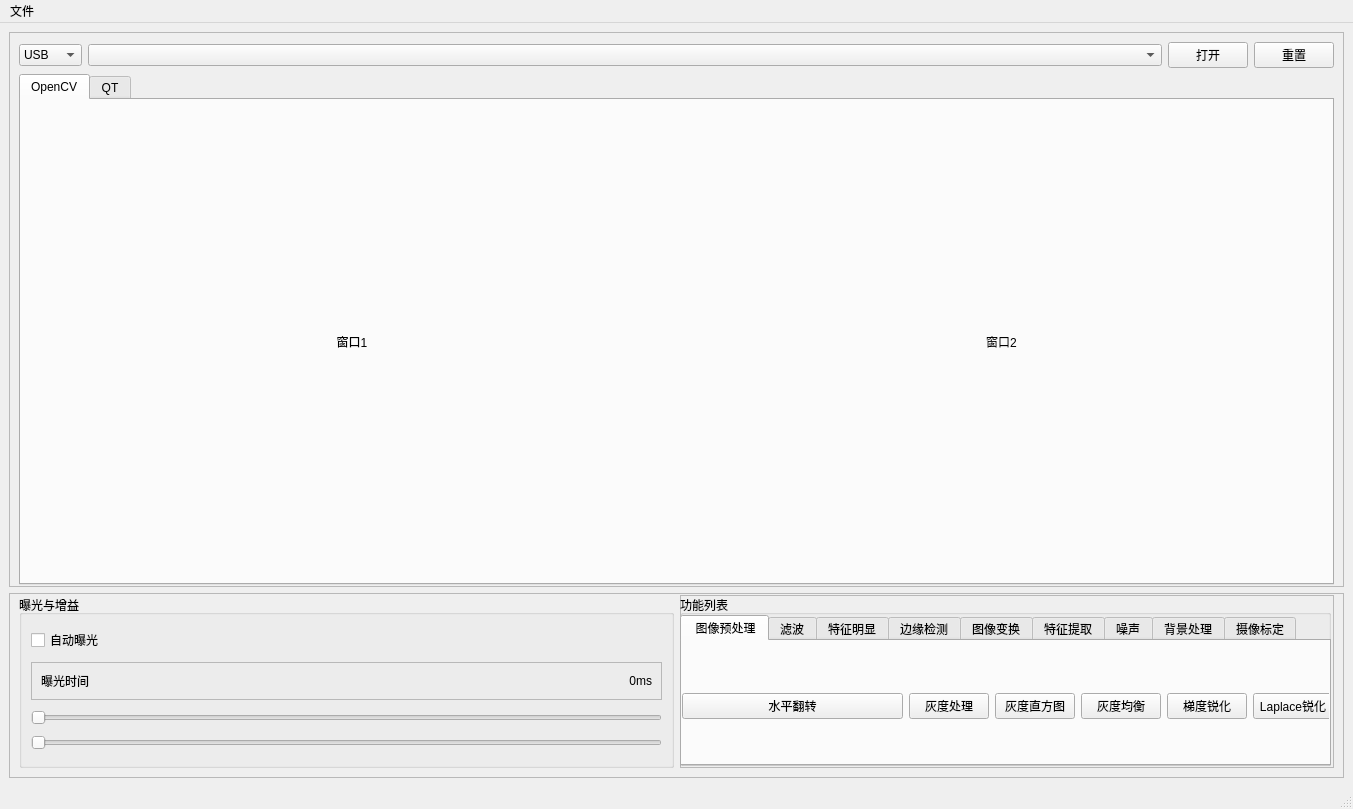
First picture: the form in mainwindow.ui, repository choushunn/ToupCameraDemo, before the edit.
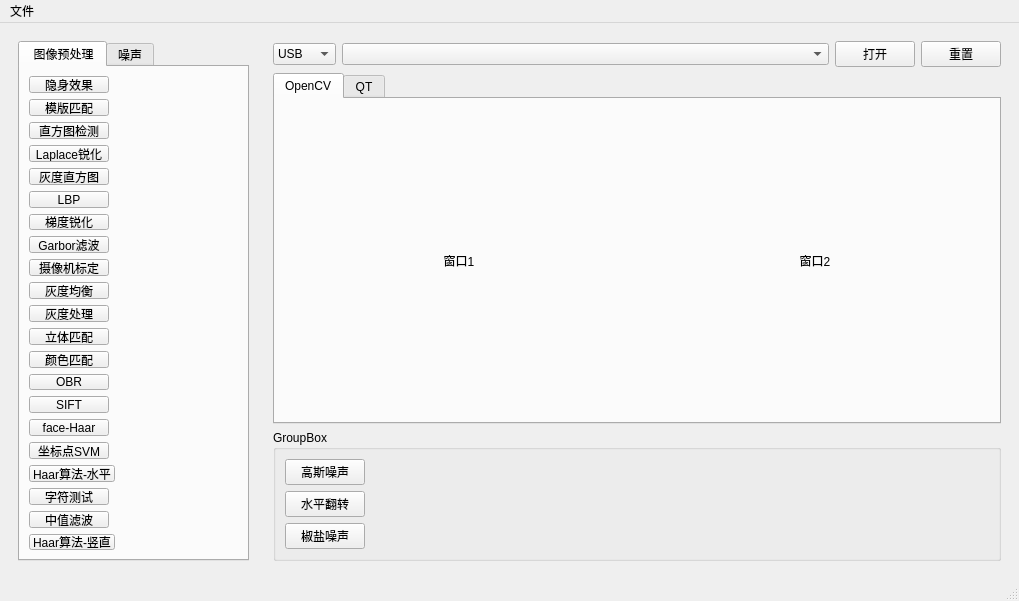
Second picture: the form after the edit. The open tabs and pages were chosen to show the change.

```diff
--- a/mainwindow.ui
+++ b/mainwindow.ui
@@ -6,8 +6,8 @@
    <rect>
     <x>0</x>
     <y>0</y>
-    <width>1353</width>
-    <height>809</height>
+    <width>1019</width>
+    <height>601</height>
    </rect>
   </property>
   <property name="minimumSize">
@@ -20,261 +20,23 @@
    <string>ToupView_Camera</string>
   </property>
   <widget class="QWidget" name="centralwidget">
-   <layout class="QVBoxLayout" name="verticalLayout_3">
+   <layout class="QHBoxLayout" name="horizontalLayout_2">
     <item>
-     <widget class="QFrame" name="frame_3">
+     <widget class="QWidget" name="widget_2" native="true">
       <property name="sizePolicy">
-       <sizepolicy hsizetype="Preferred" vsizetype="Preferred">
-        <horstretch>0</horstretch>
-        <verstretch>3</verstretch>
+       <sizepolicy hsizetype="MinimumExpanding" vsizetype="MinimumExpanding">
+        <horstretch>2</horstretch>
+        <verstretch>0</verstretch>
        </sizepolicy>
       </property>
-      <property name="frameShape">
-       <enum>QFrame::StyledPanel</enum>
-      </property>
-      <property name="frameShadow">
-       <enum>QFrame::Raised</enum>
-      </property>
       <layout class="QVBoxLayout" name="verticalLayout_4">
-       <property name="bottomMargin">
-        <number>1</number>
-       </property>
        <item>
-        <layout class="QVBoxLayout" name="verticalLayout_2">
-         <item>
-          <layout class="QHBoxLayout" name="horizontalLayout_3">
-           <item>
-            <widget class="QComboBox" name="m_cbx_camera_type">
-             <property name="sizePolicy">
-              <sizepolicy hsizetype="Fixed" vsizetype="Fixed">
-               <horstretch>0</horstretch>
-               <verstretch>0</verstretch>
-              </sizepolicy>
-             </property>
-             <item>
-              <property name="text">
-               <string>USB</string>
-              </property>
-             </item>
-             <item>
-              <property name="text">
-               <string>TOUP</string>
-              </property>
-             </item>
-            </widget>
-           </item>
-           <item>
-            <widget class="QComboBox" name="m_cbx_camera_list"/>
-           </item>
-           <item>
-            <widget class="QPushButton" name="m_btn_open_camera">
-             <property name="sizePolicy">
-              <sizepolicy hsizetype="Fixed" vsizetype="Fixed">
-               <horstretch>0</horstretch>
-               <verstretch>0</verstretch>
-              </sizepolicy>
-             </property>
-             <property name="text">
-              <string>打开</string>
-             </property>
-             <property name="checkable">
-              <bool>true</bool>
-             </property>
-             <property name="checked">
-              <bool>false</bool>
-             </property>
-            </widget>
-           </item>
-           <item>
-            <widget class="QPushButton" name="m_btn_reset">
-             <property name="sizePolicy">
-              <sizepolicy hsizetype="Fixed" vsizetype="Fixed">
-               <horstretch>0</horstretch>
-               <verstretch>0</verstretch>
-              </sizepolicy>
-             </property>
-             <property name="text">
-              <string>重置</string>
-             </property>
-            </widget>
-           </item>
-          </layout>
-         </item>
-         <item>
-          <widget class="QTabWidget" name="tabWidget">
-           <property name="currentIndex">
-            <number>0</number>
-           </property>
-           <widget class="QWidget" name="tab_2">
-            <attribute name="title">
-             <string>OpenCV</string>
-            </attribute>
-            <layout class="QHBoxLayout" name="horizontalLayout">
-             <item>
-              <widget class="QLabel" name="m_lbl_display1">
-               <property name="text">
-                <string>窗口1</string>
-               </property>
-               <property name="alignment">
-                <set>Qt::AlignCenter</set>
-               </property>
-              </widget>
-             </item>
-             <item>
-              <widget class="QLabel" name="m_lbl_display2">
-               <property name="text">
-                <string>窗口2</string>
-               </property>
-               <property name="alignment">
-                <set>Qt::AlignCenter</set>
-               </property>
-              </widget>
-             </item>
-            </layout>
-           </widget>
-           <widget class="QWidget" name="tab">
-            <attribute name="title">
-             <string>QT</string>
-            </attribute>
-           </widget>
-          </widget>
-         </item>
-        </layout>
-       </item>
-      </layout>
-     </widget>
-    </item>
-    <item>
-     <widget class="QFrame" name="frame_4">
-      <property name="sizePolicy">
-       <sizepolicy hsizetype="Preferred" vsizetype="Preferred">
-        <horstretch>0</horstretch>
-        <verstretch>1</verstretch>
-       </sizepolicy>
-      </property>
-      <property name="frameShape">
-       <enum>QFrame::StyledPanel</enum>
-      </property>
-      <property name="frameShadow">
-       <enum>QFrame::Raised</enum>
-      </property>
-      <layout class="QVBoxLayout" name="verticalLayout_5">
-       <property name="topMargin">
-        <number>1</number>
-       </property>
-       <item>
-        <layout class="QHBoxLayout" name="horizontalLayout_6">
-         <item>
-          <widget class="QGroupBox" name="groupBox_3">
-           <property name="sizePolicy">
-            <sizepolicy hsizetype="Preferred" vsizetype="Preferred">
-             <horstretch>1</horstretch>
-             <verstretch>0</verstretch>
-            </sizepolicy>
-           </property>
-           <property name="title">
-            <string>曝光与增益</string>
-           </property>
-           <layout class="QVBoxLayout" name="verticalLayout">
-            <item>
-             <widget class="QCheckBox" name="m_cbx_auto">
-              <property name="sizePolicy">
-               <sizepolicy hsizetype="Fixed" vsizetype="Fixed">
-                <horstretch>0</horstretch>
-                <verstretch>0</verstretch>
-               </sizepolicy>
-              </property>
-              <property name="text">
-               <string>自动曝光</string>
-              </property>
-             </widget>
-            </item>
-            <item>
-             <widget class="QFrame" name="frame">
-              <property name="sizePolicy">
-               <sizepolicy hsizetype="Preferred" vsizetype="Fixed">
-                <horstretch>0</horstretch>
-                <verstretch>0</verstretch>
-               </sizepolicy>
-              </property>
-              <property name="frameShape">
-               <enum>QFrame::StyledPanel</enum>
-              </property>
-              <property name="frameShadow">
-               <enum>QFrame::Raised</enum>
-              </property>
-              <layout class="QHBoxLayout" name="horizontalLayout_4">
-               <item>
-                <widget class="QLabel" name="label_2">
-                 <property name="text">
-                  <string>曝光时间</string>
-                 </property>
-                </widget>
-               </item>
-               <item>
-                <widget class="QLabel" name="label">
-                 <property name="text">
-                  <string>0ms</string>
-                 </property>
-                 <property name="alignment">
-                  <set>Qt::AlignRight|Qt::AlignTrailing|Qt::AlignVCenter</set>
-                 </property>
-                </widget>
-               </item>
-              </layout>
-             </widget>
-            </item>
-            <item>
-             <widget class="QSlider" name="m_slider_expoTime">
-              <property name="orientation">
-               <enum>Qt::Horizontal</enum>
-              </property>
-             </widget>
-            </item>
-            <item>
-             <widget class="QSlider" name="m_slider_expoGain">
-              <property name="orientation">
-               <enum>Qt::Horizontal</enum>
-              </property>
-             </widget>
-            </item>
-           </layout>
-          </widget>
-         </item>
-         <item>
-          <widget class="QFrame" name="frame_2">
-           <property name="sizePolicy">
-            <sizepolicy hsizetype="Preferred" vsizetype="Preferred">
-             <horstretch>1</horstretch>
-             <verstretch>0</verstretch>
-            </sizepolicy>
-           </property>
-           <property name="frameShape">
-            <enum>QFrame::StyledPanel</enum>
-           </property>
-           <property name="frameShadow">
-            <enum>QFrame::Raised</enum>
-           </property>
-           <widget class="QGroupBox" name="groupBox">
-            <property name="geometry">
-             <rect>
-              <x>0</x>
-              <y>0</y>
-              <width>651</width>
-              <height>171</height>
-             </rect>
-            </property>
-            <property name="title">
-             <string>功能列表</string>
-            </property>
             <widget class="QTabWidget" name="tabWidget_2">
-             <property name="geometry">
-              <rect>
-               <x>0</x>
-               <y>20</y>
-               <width>651</width>
-               <height>151</height>
-              </rect>
+         <property name="sizePolicy">
+          <sizepolicy hsizetype="Expanding" vsizetype="Expanding">
+           <horstretch>0</horstretch>
+           <verstretch>0</verstretch>
+          </sizepolicy>
              </property>
              <property name="currentIndex">
               <number>0</number>
@@ -283,28 +45,9 @@
               <attribute name="title">
                <string> 图像预处理</string>
               </attribute>
-              <widget class="QWidget" name="horizontalLayoutWidget">
-               <property name="geometry">
-                <rect>
-                 <x>0</x>
-                 <y>10</y>
-                 <width>651</width>
-                 <height>111</height>
-                </rect>
-               </property>
-               <layout class="QHBoxLayout" name="horizontalLayout_2">
+          <layout class="QVBoxLayout" name="verticalLayout">
                 <item>
-                 <widget class="QPushButton" name="m_btn_hflip">
-                  <property name="text">
-                   <string>水平翻转</string>
-                  </property>
-                  <property name="checkable">
-                   <bool>true</bool>
-                  </property>
-                 </widget>
-                </item>
-                <item>
-                 <widget class="QPushButton" name="gray_process">
+            <widget class="QPushButton" name="pushButton_21">
                   <property name="sizePolicy">
                    <sizepolicy hsizetype="Fixed" vsizetype="Fixed">
                     <horstretch>0</horstretch>
@@ -312,15 +55,12 @@
                    </sizepolicy>
                   </property>
                   <property name="text">
-                   <string>灰度处理</string>
-                  </property>
-                  <property name="checkable">
-                   <bool>true</bool>
-                  </property>
+              <string>隐身效果</string>
+             </property>
                  </widget>
                 </item>
                 <item>
-                 <widget class="QPushButton" name="pushButton_4">
+            <widget class="QPushButton" name="pushButton_20">
                   <property name="sizePolicy">
                    <sizepolicy hsizetype="Fixed" vsizetype="Fixed">
                     <horstretch>0</horstretch>
@@ -328,15 +68,12 @@
                    </sizepolicy>
                   </property>
                   <property name="text">
-                   <string>灰度直方图</string>
-                  </property>
-                  <property name="checkable">
-                   <bool>true</bool>
-                  </property>
+              <string>模版匹配</string>
+             </property>
                  </widget>
                 </item>
                 <item>
-                 <widget class="QPushButton" name="pushButton_5">
+            <widget class="QPushButton" name="pushButton_19">
                   <property name="sizePolicy">
                    <sizepolicy hsizetype="Fixed" vsizetype="Fixed">
                     <horstretch>0</horstretch>
@@ -344,20 +81,7 @@
                    </sizepolicy>
                   </property>
                   <property name="text">
-                   <string>灰度均衡</string>
-                  </property>
-                 </widget>
-                </item>
-                <item>
-                 <widget class="QPushButton" name="pushButton_6">
-                  <property name="sizePolicy">
-                   <sizepolicy hsizetype="Fixed" vsizetype="Fixed">
-                    <horstretch>0</horstretch>
-                    <verstretch>0</verstretch>
-                   </sizepolicy>
-                  </property>
-                  <property name="text">
-                   <string>梯度锐化</string>
+              <string>直方图检测</string>
                   </property>
                  </widget>
                 </item>
@@ -374,25 +98,8 @@
                   </property>
                  </widget>
                 </item>
-               </layout>
-              </widget>
-             </widget>
-             <widget class="QWidget" name="tab_2">
-              <attribute name="title">
-               <string>滤波</string>
-              </attribute>
-              <widget class="QWidget" name="horizontalLayoutWidget_2">
-               <property name="geometry">
-                <rect>
-                 <x>0</x>
-                 <y>10</y>
-                 <width>651</width>
-                 <height>111</height>
-                </rect>
-               </property>
-               <layout class="QHBoxLayout" name="horizontalLayout_7">
                 <item>
-                 <widget class="QPushButton" name="pushButton_13">
+            <widget class="QPushButton" name="pushButton_4">
                   <property name="sizePolicy">
                    <sizepolicy hsizetype="Fixed" vsizetype="Fixed">
                     <horstretch>0</horstretch>
@@ -400,79 +107,13 @@
                    </sizepolicy>
                   </property>
                   <property name="text">
-                   <string>均值滤波</string>
-                  </property>
-                 </widget>
-                </item>
-                <item>
-                 <widget class="QPushButton" name="pushButton_14">
-                  <property name="sizePolicy">
-                   <sizepolicy hsizetype="Fixed" vsizetype="Fixed">
-                    <horstretch>0</horstretch>
-                    <verstretch>0</verstretch>
-                   </sizepolicy>
-                  </property>
-                  <property name="text">
-                   <string>中值滤波</string>
-                  </property>
-                 </widget>
-                </item>
-                <item>
-                 <widget class="QPushButton" name="pushButton_15">
-                  <property name="sizePolicy">
-                   <sizepolicy hsizetype="Fixed" vsizetype="Fixed">
-                    <horstretch>0</horstretch>
-                    <verstretch>0</verstretch>
-                   </sizepolicy>
-                  </property>
-                  <property name="text">
-                   <string>边窗滤波</string>
-                  </property>
-                 </widget>
-                </item>
-                <item>
-                 <widget class="QPushButton" name="pushButton_16">
-                  <property name="sizePolicy">
-                   <sizepolicy hsizetype="Fixed" vsizetype="Fixed">
-                    <horstretch>0</horstretch>
-                    <verstretch>0</verstretch>
-                   </sizepolicy>
-                  </property>
-                  <property name="text">
-                   <string>形态学滤波</string>
-                  </property>
-                 </widget>
-                </item>
-                <item>
-                 <widget class="QPushButton" name="pushButton_17">
-                  <property name="sizePolicy">
-                   <sizepolicy hsizetype="Fixed" vsizetype="Fixed">
-                    <horstretch>0</horstretch>
-                    <verstretch>0</verstretch>
-                   </sizepolicy>
-                  </property>
-                  <property name="text">
-                   <string>高斯滤波</string>
-                  </property>
-                 </widget>
-                </item>
-               </layout>
-              </widget>
-             </widget>
-             <widget class="QWidget" name="tab_3">
-              <attribute name="title">
-               <string>特征明显</string>
-              </attribute>
-              <widget class="QWidget" name="horizontalLayoutWidget_3">
-               <property name="geometry">
-                <rect>
-                 <x>0</x>
-                 <y>10</y>
-                 <width>651</width>
-                 <height>111</height>
-                </rect>
-               </property>
-               <layout class="QHBoxLayout" name="horizontalLayout_8">
+              <string>灰度直方图</string>
+             </property>
+             <property name="checkable">
+              <bool>true</bool>
+             </property>
+            </widget>
+           </item>
                 <item>
                  <widget class="QPushButton" name="pushButton_18">
                   <property name="sizePolicy">
@@ -487,7 +128,7 @@
                  </widget>
                 </item>
                 <item>
-                 <widget class="QPushButton" name="pushButton_19">
+            <widget class="QPushButton" name="pushButton_6">
                   <property name="sizePolicy">
                    <sizepolicy hsizetype="Fixed" vsizetype="Fixed">
                     <horstretch>0</horstretch>
@@ -495,46 +136,7 @@
                    </sizepolicy>
                   </property>
                   <property name="text">
-                   <string>直方图检测</string>
-                  </property>
-                 </widget>
-                </item>
-                <item>
-                 <widget class="QPushButton" name="pushButton_20">
-                  <property name="sizePolicy">
-                   <sizepolicy hsizetype="Fixed" vsizetype="Fixed">
-                    <horstretch>0</horstretch>
-                    <verstretch>0</verstretch>
-                   </sizepolicy>
-                  </property>
-                  <property name="text">
-                   <string>模版匹配</string>
-                  </property>
-                 </widget>
-                </item>
-                <item>
-                 <widget class="QPushButton" name="pushButton_21">
-                  <property name="sizePolicy">
-                   <sizepolicy hsizetype="Fixed" vsizetype="Fixed">
-                    <horstretch>0</horstretch>
-                    <verstretch>0</verstretch>
-                   </sizepolicy>
-                  </property>
-                  <property name="text">
-                   <string>隐身效果</string>
-                  </property>
-                 </widget>
-                </item>
-                <item>
-                 <widget class="QPushButton" name="pushButton_22">
-                  <property name="sizePolicy">
-                   <sizepolicy hsizetype="Fixed" vsizetype="Fixed">
-                    <horstretch>0</horstretch>
-                    <verstretch>0</verstretch>
-                   </sizepolicy>
-                  </property>
-                  <property name="text">
-                   <string>颜色匹配</string>
+              <string>梯度锐化</string>
                   </property>
                  </widget>
                 </item>
@@ -551,23 +153,211 @@
                   </property>
                  </widget>
                 </item>
-               </layout>
-              </widget>
-             </widget>
-             <widget class="QWidget" name="tab_4">
+           <item>
+            <widget class="QPushButton" name="pushButton_48">
+             <property name="sizePolicy">
+              <sizepolicy hsizetype="Fixed" vsizetype="Fixed">
+               <horstretch>0</horstretch>
+               <verstretch>0</verstretch>
+              </sizepolicy>
+             </property>
+             <property name="text">
+              <string>摄像机标定</string>
+             </property>
+            </widget>
+           </item>
+           <item>
+            <widget class="QPushButton" name="pushButton_5">
+             <property name="sizePolicy">
+              <sizepolicy hsizetype="Fixed" vsizetype="Fixed">
+               <horstretch>0</horstretch>
+               <verstretch>0</verstretch>
+              </sizepolicy>
+             </property>
+             <property name="text">
+              <string>灰度均衡</string>
+             </property>
+            </widget>
+           </item>
+           <item>
+            <widget class="QPushButton" name="gray_process">
+             <property name="sizePolicy">
+              <sizepolicy hsizetype="Fixed" vsizetype="Fixed">
+               <horstretch>0</horstretch>
+               <verstretch>0</verstretch>
+              </sizepolicy>
+             </property>
+             <property name="text">
+              <string>灰度处理</string>
+             </property>
+             <property name="checkable">
+              <bool>true</bool>
+             </property>
+            </widget>
+           </item>
+           <item>
+            <widget class="QPushButton" name="pushButton_52">
+             <property name="sizePolicy">
+              <sizepolicy hsizetype="Fixed" vsizetype="Fixed">
+               <horstretch>0</horstretch>
+               <verstretch>0</verstretch>
+              </sizepolicy>
+             </property>
+             <property name="text">
+              <string>立体匹配</string>
+             </property>
+            </widget>
+           </item>
+           <item>
+            <widget class="QPushButton" name="pushButton_22">
+             <property name="sizePolicy">
+              <sizepolicy hsizetype="Fixed" vsizetype="Fixed">
+               <horstretch>0</horstretch>
+               <verstretch>0</verstretch>
+              </sizepolicy>
+             </property>
+             <property name="text">
+              <string>颜色匹配</string>
+             </property>
+            </widget>
+           </item>
+           <item>
+            <widget class="QPushButton" name="pushButton_34">
+             <property name="sizePolicy">
+              <sizepolicy hsizetype="Fixed" vsizetype="Fixed">
+               <horstretch>0</horstretch>
+               <verstretch>0</verstretch>
+              </sizepolicy>
+             </property>
+             <property name="text">
+              <string>OBR</string>
+             </property>
+            </widget>
+           </item>
+           <item>
+            <widget class="QPushButton" name="pushButton_33">
+             <property name="sizePolicy">
+              <sizepolicy hsizetype="Fixed" vsizetype="Fixed">
+               <horstretch>0</horstretch>
+               <verstretch>0</verstretch>
+              </sizepolicy>
+             </property>
+             <property name="text">
+              <string>SIFT</string>
+             </property>
+            </widget>
+           </item>
+           <item>
+            <widget class="QPushButton" name="pushButton_31">
+             <property name="sizePolicy">
+              <sizepolicy hsizetype="Fixed" vsizetype="Fixed">
+               <horstretch>0</horstretch>
+               <verstretch>0</verstretch>
+              </sizepolicy>
+             </property>
+             <property name="text">
+              <string>face-Haar</string>
+             </property>
+            </widget>
+           </item>
+           <item>
+            <widget class="QPushButton" name="pushButton_35">
+             <property name="sizePolicy">
+              <sizepolicy hsizetype="Fixed" vsizetype="Fixed">
+               <horstretch>0</horstretch>
+               <verstretch>0</verstretch>
+              </sizepolicy>
+             </property>
+             <property name="text">
+              <string>坐标点SVM</string>
+             </property>
+            </widget>
+           </item>
+           <item>
+            <widget class="QPushButton" name="pushButton_30">
+             <property name="sizePolicy">
+              <sizepolicy hsizetype="Fixed" vsizetype="Fixed">
+               <horstretch>0</horstretch>
+               <verstretch>0</verstretch>
+              </sizepolicy>
+             </property>
+             <property name="text">
+              <string>Haar算法-水平</string>
+             </property>
+            </widget>
+           </item>
+           <item>
+            <widget class="QPushButton" name="pushButton_36">
+             <property name="sizePolicy">
+              <sizepolicy hsizetype="Fixed" vsizetype="Fixed">
+               <horstretch>0</horstretch>
+               <verstretch>0</verstretch>
+              </sizepolicy>
+             </property>
+             <property name="text">
+              <string>字符测试</string>
+             </property>
+            </widget>
+           </item>
+           <item>
+            <widget class="QPushButton" name="pushButton_14">
+             <property name="sizePolicy">
+              <sizepolicy hsizetype="Fixed" vsizetype="Fixed">
+               <horstretch>0</horstretch>
+               <verstretch>0</verstretch>
+              </sizepolicy>
+             </property>
+             <property name="text">
+              <string>中值滤波</string>
+             </property>
+            </widget>
+           </item>
+           <item>
+            <widget class="QPushButton" name="pushButton_37">
+             <property name="sizePolicy">
+              <sizepolicy hsizetype="Fixed" vsizetype="Fixed">
+               <horstretch>0</horstretch>
+               <verstretch>0</verstretch>
+              </sizepolicy>
+             </property>
+             <property name="text">
+              <string>Haar算法-竖直</string>
+             </property>
+            </widget>
+           </item>
+          </layout>
+         </widget>
+         <widget class="QWidget" name="tab_22">
               <attribute name="title">
-               <string>边缘检测</string>
-              </attribute>
-              <widget class="QWidget" name="horizontalLayoutWidget_4">
-               <property name="geometry">
-                <rect>
-                 <x>0</x>
-                 <y>10</y>
-                 <width>651</width>
-                 <height>111</height>
-                </rect>
-               </property>
-               <layout class="QHBoxLayout" name="horizontalLayout_9">
+           <string>噪声</string>
+          </attribute>
+          <layout class="QVBoxLayout" name="verticalLayout_3">
+           <item>
+            <widget class="QPushButton" name="pushButton_26">
+             <property name="sizePolicy">
+              <sizepolicy hsizetype="Fixed" vsizetype="Fixed">
+               <horstretch>0</horstretch>
+               <verstretch>0</verstretch>
+              </sizepolicy>
+             </property>
+             <property name="text">
+              <string>Prewitt</string>
+             </property>
+            </widget>
+           </item>
+           <item>
+            <widget class="QPushButton" name="pushButton_25">
+             <property name="sizePolicy">
+              <sizepolicy hsizetype="Fixed" vsizetype="Fixed">
+               <horstretch>0</horstretch>
+               <verstretch>0</verstretch>
+              </sizepolicy>
+             </property>
+             <property name="text">
+              <string>Laplace</string>
+             </property>
+            </widget>
+           </item>
                 <item>
                  <widget class="QPushButton" name="pushButton_23">
                   <property name="sizePolicy">
@@ -646,23 +436,6 @@
                   </property>
                  </widget>
                 </item>
-               </layout>
-              </widget>
-             </widget>
-             <widget class="QWidget" name="tab_5">
-              <attribute name="title">
-               <string>图像变换</string>
-              </attribute>
-              <widget class="QWidget" name="horizontalLayoutWidget_5">
-               <property name="geometry">
-                <rect>
-                 <x>0</x>
-                 <y>10</y>
-                 <width>651</width>
-                 <height>111</height>
-                </rect>
-               </property>
-               <layout class="QHBoxLayout" name="horizontalLayout_10">
                 <item>
                  <widget class="QPushButton" name="pushButton_28">
                   <property name="sizePolicy">
@@ -689,191 +462,6 @@
                   </property>
                  </widget>
                 </item>
-               </layout>
-              </widget>
-             </widget>
-             <widget class="QWidget" name="tab_6">
-              <attribute name="title">
-               <string>特征提取</string>
-              </attribute>
-              <widget class="QWidget" name="horizontalLayoutWidget_6">
-               <property name="geometry">
-                <rect>
-                 <x>10</x>
-                 <y>10</y>
-                 <width>521</width>
-                 <height>111</height>
-                </rect>
-               </property>
-               <layout class="QHBoxLayout" name="horizontalLayout_11">
-                <item>
-                 <widget class="QPushButton" name="pushButton_33">
-                  <property name="sizePolicy">
-                   <sizepolicy hsizetype="Fixed" vsizetype="Fixed">
-                    <horstretch>0</horstretch>
-                    <verstretch>0</verstretch>
-                   </sizepolicy>
-                  </property>
-                  <property name="text">
-                   <string>SIFT</string>
-                  </property>
-                 </widget>
-                </item>
-                <item>
-                 <widget class="QPushButton" name="pushButton_34">
-                  <property name="sizePolicy">
-                   <sizepolicy hsizetype="Fixed" vsizetype="Fixed">
-                    <horstretch>0</horstretch>
-                    <verstretch>0</verstretch>
-                   </sizepolicy>
-                  </property>
-                  <property name="text">
-                   <string>OBR</string>
-                  </property>
-                 </widget>
-                </item>
-                <item>
-                 <widget class="QPushButton" name="pushButton_35">
-                  <property name="sizePolicy">
-                   <sizepolicy hsizetype="Fixed" vsizetype="Fixed">
-                    <horstretch>0</horstretch>
-                    <verstretch>0</verstretch>
-                   </sizepolicy>
-                  </property>
-                  <property name="text">
-                   <string>坐标点SVM</string>
-                  </property>
-                 </widget>
-                </item>
-                <item>
-                 <widget class="QPushButton" name="pushButton_36">
-                  <property name="sizePolicy">
-                   <sizepolicy hsizetype="Fixed" vsizetype="Fixed">
-                    <horstretch>0</horstretch>
-                    <verstretch>0</verstretch>
-                   </sizepolicy>
-                  </property>
-                  <property name="text">
-                   <string>字符测试</string>
-                  </property>
-                 </widget>
-                </item>
-                <item>
-                 <layout class="QVBoxLayout" name="verticalLayout_6">
-                  <item>
-                   <widget class="QPushButton" name="pushButton_37">
-                    <property name="sizePolicy">
-                     <sizepolicy hsizetype="Fixed" vsizetype="Fixed">
-                      <horstretch>0</horstretch>
-                      <verstretch>0</verstretch>
-                     </sizepolicy>
-                    </property>
-                    <property name="text">
-                     <string>Haar算法-竖直</string>
-                    </property>
-                   </widget>
-                  </item>
-                  <item>
-                   <widget class="QPushButton" name="pushButton_30">
-                    <property name="sizePolicy">
-                     <sizepolicy hsizetype="Fixed" vsizetype="Fixed">
-                      <horstretch>0</horstretch>
-                      <verstretch>0</verstretch>
-                     </sizepolicy>
-                    </property>
-                    <property name="text">
-                     <string>Haar算法-水平</string>
-                    </property>
-                   </widget>
-                  </item>
-                  <item>
-                   <widget class="QPushButton" name="pushButton_31">
-                    <property name="sizePolicy">
-                     <sizepolicy hsizetype="Fixed" vsizetype="Fixed">
-                      <horstretch>0</horstretch>
-                      <verstretch>0</verstretch>
-                     </sizepolicy>
-                    </property>
-                    <property name="text">
-                     <string>face-Haar</string>
-                    </property>
-                   </widget>
-                  </item>
-                 </layout>
-                </item>
-               </layout>
-              </widget>
-             </widget>
-             <widget class="QWidget" name="tab_7">
-              <attribute name="title">
-               <string>噪声</string>
-              </attribute>
-              <widget class="QWidget" name="horizontalLayoutWidget_7">
-               <property name="geometry">
-                <rect>
-                 <x>0</x>
-                 <y>10</y>
-                 <width>651</width>
-                 <height>111</height>
-                </rect>
-               </property>
-               <layout class="QHBoxLayout" name="horizontalLayout_12">
-                <item>
-                 <widget class="QPushButton" name="pushButton_38">
-                  <property name="sizePolicy">
-                   <sizepolicy hsizetype="Fixed" vsizetype="Fixed">
-                    <horstretch>0</horstretch>
-                    <verstretch>0</verstretch>
-                   </sizepolicy>
-                  </property>
-                  <property name="text">
-                   <string>椒盐噪声</string>
-                  </property>
-                 </widget>
-                </item>
-                <item>
-                 <widget class="QPushButton" name="pushButton_39">
-                  <property name="sizePolicy">
-                   <sizepolicy hsizetype="Fixed" vsizetype="Fixed">
-                    <horstretch>0</horstretch>
-                    <verstretch>0</verstretch>
-                   </sizepolicy>
-                  </property>
-                  <property name="text">
-                   <string>高斯噪声</string>
-                  </property>
-                 </widget>
-                </item>
-               </layout>
-              </widget>
-             </widget>
-             <widget class="QWidget" name="tab_8">
-              <attribute name="title">
-               <string>背景处理</string>
-              </attribute>
-              <widget class="QWidget" name="horizontalLayoutWidget_8">
-               <property name="geometry">
-                <rect>
-                 <x>0</x>
-                 <y>10</y>
-                 <width>651</width>
-                 <height>111</height>
-                </rect>
-               </property>
-               <layout class="QHBoxLayout" name="horizontalLayout_13">
-                <item>
-                 <widget class="QPushButton" name="pushButton_43">
-                  <property name="sizePolicy">
-                   <sizepolicy hsizetype="Fixed" vsizetype="Fixed">
-                    <horstretch>0</horstretch>
-                    <verstretch>0</verstretch>
-                   </sizepolicy>
-                  </property>
-                  <property name="text">
-                   <string>阈值分割</string>
-                  </property>
-                 </widget>
-                </item>
                 <item>
                  <widget class="QPushButton" name="pushButton_44">
                   <property name="sizePolicy">
@@ -929,35 +517,46 @@
                </layout>
               </widget>
              </widget>
-             <widget class="QWidget" name="tab_9">
-              <attribute name="title">
-               <string>摄像标定</string>
-              </attribute>
-              <widget class="QWidget" name="horizontalLayoutWidget_9">
-               <property name="geometry">
-                <rect>
-                 <x>0</x>
-                 <y>10</y>
-                 <width>651</width>
-                 <height>111</height>
-                </rect>
-               </property>
-               <layout class="QHBoxLayout" name="horizontalLayout_14">
+       </item>
+      </layout>
+     </widget>
+    </item>
+    <item>
+     <widget class="QWidget" name="widget_1" native="true">
+      <property name="sizePolicy">
+       <sizepolicy hsizetype="Expanding" vsizetype="Expanding">
+        <horstretch>6</horstretch>
+        <verstretch>0</verstretch>
+       </sizepolicy>
+      </property>
+      <layout class="QVBoxLayout" name="verticalLayout_2">
                 <item>
-                 <widget class="QPushButton" name="pushButton_48">
+        <layout class="QHBoxLayout" name="w11">
+         <item>
+          <widget class="QComboBox" name="m_cbx_camera_type">
                   <property name="sizePolicy">
                    <sizepolicy hsizetype="Fixed" vsizetype="Fixed">
                     <horstretch>0</horstretch>
                     <verstretch>0</verstretch>
                    </sizepolicy>
                   </property>
+           <item>
                   <property name="text">
-                   <string>摄像机标定</string>
-                  </property>
+             <string>USB</string>
+            </property>
+           </item>
+           <item>
+            <property name="text">
+             <string>TOUP</string>
+            </property>
+           </item>
                  </widget>
                 </item>
                 <item>
-                 <widget class="QPushButton" name="pushButton_52">
+          <widget class="QComboBox" name="m_cbx_camera_list"/>
+         </item>
+         <item>
+          <widget class="QPushButton" name="m_btn_open_camera">
                   <property name="sizePolicy">
                    <sizepolicy hsizetype="Fixed" vsizetype="Fixed">
                     <horstretch>0</horstretch>
@@ -965,18 +564,138 @@
                    </sizepolicy>
                   </property>
                   <property name="text">
-                   <string>立体匹配</string>
-                  </property>
-                 </widget>
-                </item>
-               </layout>
-              </widget>
-             </widget>
-            </widget>
+            <string>打开</string>
+           </property>
+           <property name="checkable">
+            <bool>true</bool>
+           </property>
+           <property name="checked">
+            <bool>false</bool>
+           </property>
+          </widget>
+         </item>
+         <item>
+          <widget class="QPushButton" name="m_btn_reset">
+           <property name="sizePolicy">
+            <sizepolicy hsizetype="Fixed" vsizetype="Fixed">
+             <horstretch>0</horstretch>
+             <verstretch>0</verstretch>
+            </sizepolicy>
+           </property>
+           <property name="text">
+            <string>重置</string>
+           </property>
+          </widget>
+         </item>
+        </layout>
+       </item>
+       <item>
+        <widget class="QTabWidget" name="tabWidget">
+         <property name="sizePolicy">
+          <sizepolicy hsizetype="MinimumExpanding" vsizetype="MinimumExpanding">
+           <horstretch>4</horstretch>
+           <verstretch>0</verstretch>
+          </sizepolicy>
+         </property>
+         <property name="currentIndex">
+          <number>0</number>
+         </property>
+         <widget class="QWidget" name="tab12">
+          <attribute name="title">
+           <string>OpenCV</string>
+          </attribute>
+          <layout class="QHBoxLayout" name="horizontalLayout">
+           <item>
+            <widget class="QLabel" name="m_lbl_display1">
+             <property name="text">
+              <string>窗口1</string>
+             </property>
+             <property name="alignment">
+              <set>Qt::AlignCenter</set>
+             </property>
+            </widget>
+           </item>
+           <item>
+            <widget class="QLabel" name="m_lbl_display2">
+             <property name="sizePolicy">
+              <sizepolicy hsizetype="Preferred" vsizetype="MinimumExpanding">
+               <horstretch>0</horstretch>
+               <verstretch>0</verstretch>
+              </sizepolicy>
+             </property>
+             <property name="text">
+              <string>窗口2</string>
+             </property>
+             <property name="alignment">
+              <set>Qt::AlignCenter</set>
+             </property>
+            </widget>
+           </item>
+          </layout>
+         </widget>
+         <widget class="QWidget" name="tab11">
+          <attribute name="title">
+           <string>QT</string>
+          </attribute>
            </widget>
           </widget>
          </item>
-        </layout>
+       <item>
+        <widget class="QGroupBox" name="w13">
+         <property name="sizePolicy">
+          <sizepolicy hsizetype="Preferred" vsizetype="Preferred">
+           <horstretch>0</horstretch>
+           <verstretch>0</verstretch>
+          </sizepolicy>
+         </property>
+         <property name="title">
+          <string>GroupBox</string>
+         </property>
+         <layout class="QVBoxLayout" name="verticalLayout_5">
+          <item>
+           <widget class="QPushButton" name="pushButton_39">
+            <property name="sizePolicy">
+             <sizepolicy hsizetype="Fixed" vsizetype="Fixed">
+              <horstretch>0</horstretch>
+              <verstretch>0</verstretch>
+             </sizepolicy>
+            </property>
+            <property name="text">
+             <string>高斯噪声</string>
+            </property>
+           </widget>
+          </item>
+          <item>
+           <widget class="QPushButton" name="m_btn_hflip">
+            <property name="sizePolicy">
+             <sizepolicy hsizetype="Fixed" vsizetype="Fixed">
+              <horstretch>0</horstretch>
+              <verstretch>0</verstretch>
+             </sizepolicy>
+            </property>
+            <property name="text">
+             <string>水平翻转</string>
+            </property>
+            <property name="checkable">
+             <bool>true</bool>
+            </property>
+           </widget>
+          </item>
+          <item>
+           <widget class="QPushButton" name="pushButton_38">
+            <property name="sizePolicy">
+             <sizepolicy hsizetype="Fixed" vsizetype="Fixed">
+              <horstretch>0</horstretch>
+              <verstretch>0</verstretch>
+             </sizepolicy>
+            </property>
+            <property name="text">
+             <string>椒盐噪声</string>
+            </property>
+           </widget>
+          </item>
+         </layout>
+        </widget>
        </item>
       </layout>
      </widget>
@@ -988,7 +707,7 @@
     <rect>
      <x>0</x>
      <y>0</y>
-     <width>1353</width>
+     <width>1019</width>
      <height>17</height>
     </rect>
    </property>
```
Left out of the diff: 45 changed lines with no effect on the pictures. Lines whose indentation alone changed are shown as unchanged.
